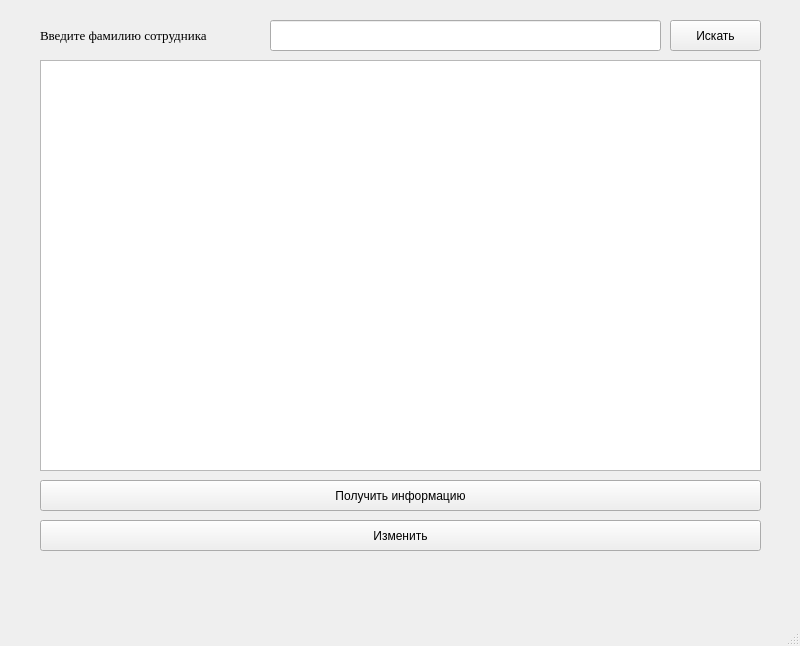
This is ChangeMenu.ui in MatAfan/YandexProject1 as Qt 5 draws it before an edit. The edited form follows.
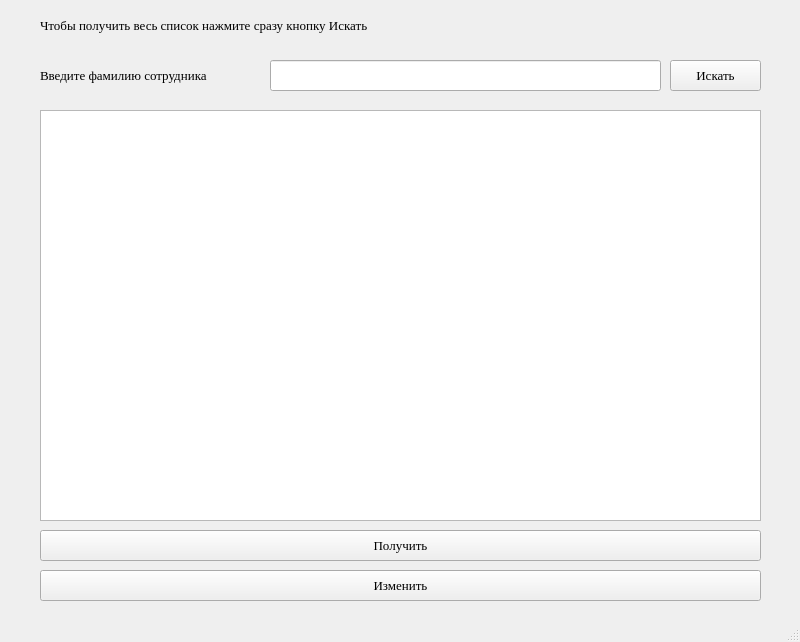
This is the edited form.

What changed in the file:
```diff
--- a/ChangeMenu.ui
+++ b/ChangeMenu.ui
@@ -7,9 +7,15 @@
     <x>0</x>
     <y>0</y>
     <width>800</width>
-    <height>646</height>
+    <height>642</height>
    </rect>
   </property>
+  <property name="font">
+   <font>
+    <family>Times New Roman</family>
+    <pointsize>10</pointsize>
+   </font>
+  </property>
   <property name="windowTitle">
    <string>MainWindow</string>
   </property>
@@ -18,7 +24,7 @@
     <property name="geometry">
      <rect>
       <x>40</x>
-      <y>20</y>
+      <y>60</y>
       <width>231</width>
       <height>31</height>
      </rect>
@@ -37,7 +43,7 @@
     <property name="geometry">
      <rect>
       <x>270</x>
-      <y>20</y>
+      <y>60</y>
       <width>391</width>
       <height>31</height>
      </rect>
@@ -47,7 +53,7 @@
     <property name="geometry">
      <rect>
       <x>670</x>
-      <y>20</y>
+      <y>60</y>
       <width>91</width>
       <height>31</height>
      </rect>
@@ -60,7 +66,7 @@
     <property name="geometry">
      <rect>
       <x>40</x>
-      <y>60</y>
+      <y>110</y>
       <width>721</width>
       <height>411</height>
      </rect>
@@ -70,7 +76,7 @@
     <property name="geometry">
      <rect>
       <x>40</x>
-      <y>520</y>
+      <y>570</y>
       <width>721</width>
       <height>31</height>
      </rect>
@@ -83,26 +89,26 @@
     <property name="geometry">
      <rect>
       <x>40</x>
-      <y>480</y>
+      <y>530</y>
       <width>721</width>
       <height>31</height>
      </rect>
     </property>
     <property name="text">
-     <string>Получить информацию</string>
+     <string>Получить</string>
     </property>
    </widget>
    <widget class="QLabel" name="lbl_info">
     <property name="geometry">
      <rect>
       <x>40</x>
-      <y>560</y>
+      <y>10</y>
       <width>721</width>
       <height>31</height>
      </rect>
     </property>
     <property name="text">
-     <string/>
+     <string>Чтобы получить весь список нажмите сразу кнопку Искать</string>
     </property>
    </widget>
   </widget>
```
